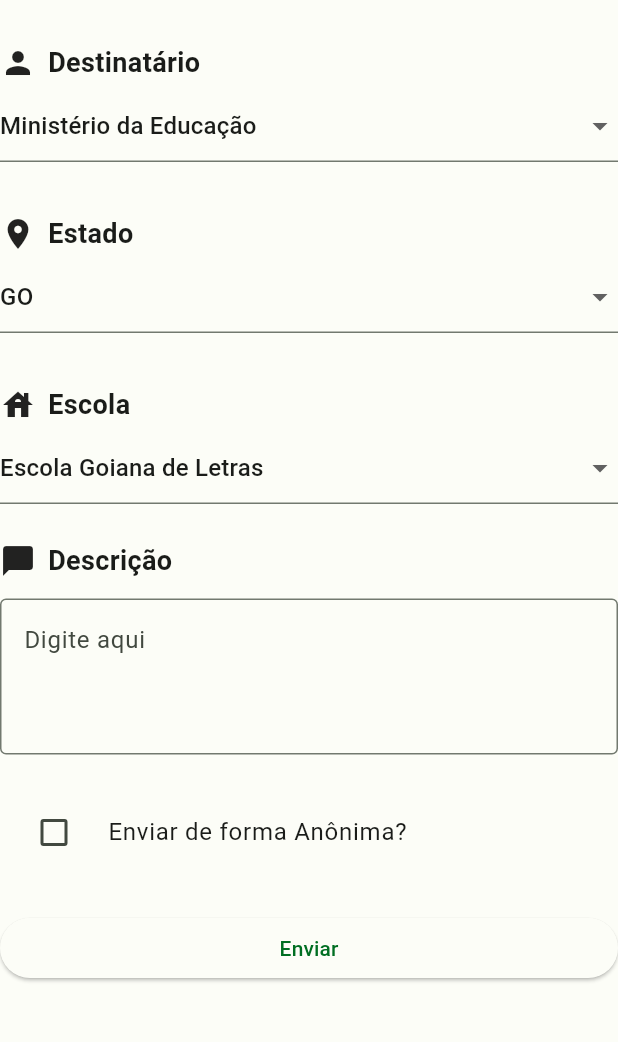
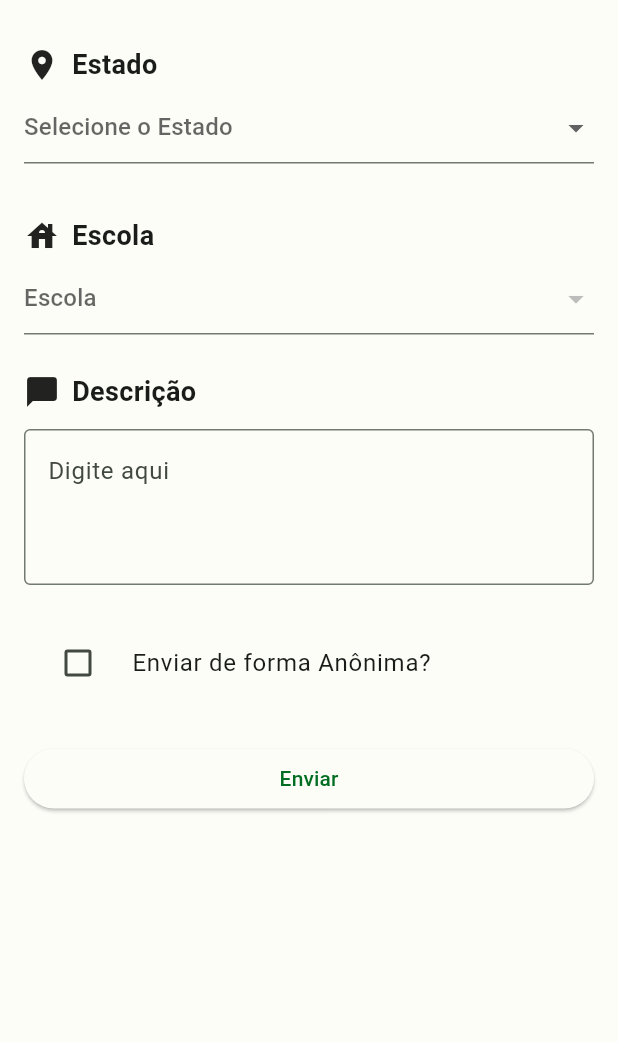
Before and after one commit to breno23augusto/safe_schools_app, a Flutter app: the ComplaintPage screen opened by its route, on a phone screen of 412 x 824 dp, the part 63-1105 px from its top. Run offline on Flutter 3.47's test engine with Material 2 defaults, Android fonts, the phone set to English and light mode, and no system bars; our stand-ins replace flutter_secure_storage; accounts and stored records are empty; network calls fail.

Commit message:
feat: Last update a feat complaint.
Add a background API, to seach and use a dropdown based on a STATE. and record in DB.
Turn the code dinamic and make the auth_service working with API again.

```diff
--- a/lib/src/auth/auth_service.dart
+++ b/lib/src/auth/auth_service.dart
@@ -4,11 +4,11 @@ import 'package:flutter/material.dart';
 import 'package:flutter_secure_storage/flutter_secure_storage.dart';
 import 'package:safe_schools/src/auth/user.dart';
 import 'package:http/http.dart' as http;
+import 'package:safe_schools/src/shared/settings/const_configs.dart';
 
 class AuthService with ChangeNotifier {
   static const String _authTokenKey = 'auth_token';
-  static const String _apiBasePath =
-      'http://56c1-2804-16c-646-6700-6807-546e-d7c2-ff31.ngrok.io';
+  static const String _apiBasePath = ConstConfig.apiUrl;
 
   User? _user;
   final _storage = const FlutterSecureStorage();
@@ -22,7 +22,7 @@ class AuthService with ChangeNotifier {
   }
 
   Future login(String email, String password) async {
-    /* final payload = {
+    final payload = {
       'email': email,
       'password': password,
       'device_name': 'mobile',
@@ -49,13 +49,10 @@ class AuthService with ChangeNotifier {
       return true;
     }
     return false;
-    */
-    _user = await userData();
-    return true;
   }
 
   Future<User?> userData() async {
-    /*final response = await http.get(
+    final response = await http.get(
       Uri.parse(
         '$_apiBasePath/api/auth/user',
       ),
@@ -73,13 +70,6 @@ class AuthService with ChangeNotifier {
     }
 
     return null;
-    */
-
-    return User(
-      name: 'admin',
-      login: 'admin@localhost',
-      isAdmin: true,
-    );
   }
 
   Future<bool> hasToken() async {
--- a/lib/src/complaint/complaint_page.dart
+++ b/lib/src/complaint/complaint_page.dart
@@ -1,8 +1,9 @@
 import 'package:flutter/material.dart';
-import 'package:flutter/widgets.dart';
 import 'package:safe_schools/src/complaint/complaint_repository.dart';
 import 'package:safe_schools/src/complaint/entities/complaint.dart';
 import 'package:safe_schools/src/shared/components/app_scaffold.dart';
+import 'package:safe_schools/src/shared/enums/states.dart';
+import 'package:safe_schools/src/shared/repositories/school_repository.dart';
 
 class ComplaintPage extends StatefulWidget {
   const ComplaintPage({super.key});
@@ -14,14 +15,19 @@ class ComplaintPage extends StatefulWidget {
 class _FormPageState extends State<ComplaintPage> {
   @override
   Widget build(BuildContext context) {
-    return AppScaffold(
+    return const AppScaffold(
       pageTitle: 'Denúncia',
-      child: SignUpComplaint(),
+      child: Padding(
+        padding: EdgeInsets.all(16.0),
+        child: SignUpComplaint(),
+      ),
     );
   }
 }
 
 class SignUpComplaint extends StatefulWidget {
+  const SignUpComplaint({super.key});
+
   @override
   _SignUpFormState createState() => _SignUpFormState();
 }
@@ -29,70 +35,20 @@ class SignUpComplaint extends StatefulWidget {
 class _SignUpFormState extends State<SignUpComplaint> {
   final _formKey = GlobalKey<FormState>();
 
-  List<DropdownMenuItem<int>> destinyList = [];
-  List<DropdownMenuItem<String>> stateList = [];
-  List<DropdownMenuItem<String>> schoolList = [];
+  List<DropdownMenuItem<int>> schoolList = [];
+  List<DropdownMenuItem<String>> stateList = States.values.map((States state) {
+    return DropdownMenuItem<String>(
+      value: state.toString(),
+      child: Text(state.name),
+    );
+  }).toList();
 
-  int _selectedDestiny = 0;
   int _selectedState = 0;
-  String? _selectedSchool;
+  int? _selectedSchool;
   bool _anonymousMode = false;
 
   //gera Controller para coletar dados da descrição.
   final description = TextEditingController();
-
-//Mapa da Lista de estados ele compara o valor do estado e as escolas dele
-//e apresenta no formulário escola
-  Map<String, List<String>> stateSchools = {
-    'GO': [
-      'Escola Goiana de Letras',
-      'Instituto federal Goiano Campus Catalão',
-      'Instituto Margon Vaz'
-    ],
-    'MG': [
-      'UFU Campo Santa Monica',
-      'Instituto Federal de Uberlandia',
-      'Instituto Federal Mineiro'
-    ],
-  };
-
-  @override
-  void initState() {
-    super.initState();
-    loadDropdownLists();
-  }
-
-  void loadDropdownLists() {
-    destinyList = [];
-    destinyList.add(
-      const DropdownMenuItem(
-        child: Text('Ministério da Educação'),
-        value: 0,
-      ),
-    );
-    destinyList.add(
-      const DropdownMenuItem(
-        child: Text('Policia Civil'),
-        value: 1,
-      ),
-    );
-
-    stateList = [];
-    stateList.add(
-      const DropdownMenuItem(
-        child: Text('GO'),
-        value: 'GO',
-      ),
-    );
-    stateList.add(
-      const DropdownMenuItem(
-        child: Text('MG'),
-        value: 'MG',
-      ),
-    );
-
-    updateSchoolList();
-  }
 
   @override
   Widget build(BuildContext context) {
@@ -108,14 +64,65 @@ class _SignUpFormState extends State<SignUpComplaint> {
     List<Widget> formWidget = [];
 
     formWidget.add(
+      Row(
+        children: const [
+          Icon(Icons.location_on),
+          SizedBox(width: 8),
+          Text(
+            'Estado',
+            style: TextStyle(
+              fontSize: 18,
+              fontWeight: FontWeight.bold,
+            ),
+          ),
+        ],
+      ),
+    );
+
+    formWidget.add(
       Container(
-        margin: const EdgeInsets.only(top: 15),
+        margin: const EdgeInsets.only(top: 5),
+        child: DropdownButtonFormField<String>(
+          hint: const Text('Selecione o Estado'),
+          items: stateList,
+          onChanged: (value) {
+            setState(() {
+              _selectedState =
+                  stateList.indexWhere((item) => item.value == value);
+              States state = States.values.firstWhere(
+                  (e) => e.toString() == stateList[_selectedState].value);
+
+              SchoolRepository().index(state).then((value) {
+                schoolList = [];
+
+                setState(() {
+                  for (int chave in value.keys) {
+                    String valor = value[chave]!;
+                    print({chave: valor});
+                    schoolList.add(
+                      DropdownMenuItem(
+                        value: chave,
+                        child: Text(valor),
+                      ),
+                    );
+                  }
+                });
+              });
+            });
+          },
+          isExpanded: true,
+        ),
+      ),
+    );
+    formWidget.add(
+      Container(
+        margin: const EdgeInsets.only(top: 35),
         child: Row(
-          children: [
-            const Icon(Icons.person),
-            const SizedBox(width: 8),
-            const Text(
-              'Destinatário',
+          children: const [
+            Icon(Icons.house),
+            SizedBox(width: 8),
+            Text(
+              'Escola',
               style: TextStyle(
                 fontSize: 18,
                 fontWeight: FontWeight.bold,
@@ -130,78 +137,6 @@ class _SignUpFormState extends State<SignUpComplaint> {
       Container(
         margin: const EdgeInsets.only(top: 5),
         child: DropdownButtonFormField<int>(
-          hint: const Text('Selecione o Orgão'),
-          items: destinyList,
-          value: _selectedDestiny,
-          onChanged: (value) {
-            setState(() {
-              _selectedDestiny = value!;
-            });
-          },
-          isExpanded: true,
-        ),
-      ),
-    );
-    formWidget.add(
-      Container(
-        margin: const EdgeInsets.only(top: 35),
-        child: Row(
-          children: [
-            const Icon(Icons.location_on),
-            const SizedBox(width: 8),
-            const Text(
-              'Estado',
-              style: TextStyle(
-                fontSize: 18,
-                fontWeight: FontWeight.bold,
-              ),
-            ),
-          ],
-        ),
-      ),
-    );
-
-    formWidget.add(
-      Container(
-        margin: const EdgeInsets.only(top: 5),
-        child: DropdownButtonFormField<String>(
-          hint: const Text('Selecione o Estado'),
-          items: stateList,
-          value: stateList[_selectedState].value,
-          onChanged: (value) {
-            setState(() {
-              _selectedState =
-                  stateList.indexWhere((item) => item.value == value);
-              updateSchoolList();
-            });
-          },
-          isExpanded: true,
-        ),
-      ),
-    );
-    formWidget.add(
-      Container(
-        margin: const EdgeInsets.only(top: 35),
-        child: Row(
-          children: [
-            const Icon(Icons.house),
-            const SizedBox(width: 8),
-            const Text(
-              'Escola',
-              style: TextStyle(
-                fontSize: 18,
-                fontWeight: FontWeight.bold,
-              ),
-            ),
-          ],
-        ),
-      ),
-    );
-
-    formWidget.add(
-      Container(
-        margin: const EdgeInsets.only(top: 5),
-        child: DropdownButtonFormField<String>(
           hint: const Text('Escola'),
           items: schoolList,
           value: _selectedSchool,
@@ -218,10 +153,10 @@ class _SignUpFormState extends State<SignUpComplaint> {
       Container(
         margin: const EdgeInsets.only(top: 25),
         child: Row(
-          children: [
-            const Icon(Icons.chat_bubble),
-            const SizedBox(width: 8),
-            const Text(
+          children: const [
+            Icon(Icons.chat_bubble),
+            SizedBox(width: 8),
+            Text(
               'Descrição',
               style: TextStyle(
                 fontSize: 18,
@@ -263,7 +198,7 @@ class _SignUpFormState extends State<SignUpComplaint> {
         value: _anonymousMode,
         onChanged: (value) {
           setState(() {
-            _anonymousMode = value.toString().toLowerCase() == 'true';
+            _anonymousMode = value!;
           });
         },
         title: const Text(
@@ -277,24 +212,14 @@ class _SignUpFormState extends State<SignUpComplaint> {
       if (_formKey.currentState!.validate()) {
         _formKey.currentState?.save();
 
-        String? position;
-
-        stateSchools.forEach((state, schools) {
-          int index = schools.indexOf(_selectedSchool!);
-          if (index != -1) {
-            _selectedSchool = '${index + 1}';
-          }
-        });
-
-        print("Destinatário: " + _selectedDestiny.toString());
         print("Estado: " + _selectedState.toString());
         print("Escola: " + _selectedSchool.toString());
         print("Descrição: " + _description);
         print("Enviado como Anonimo?: " + _anonymousMode.toString());
 
         ComplaintRepository().store(Complaint(
-          schoolId: 1, //todo: set school id
-          organizationId: _selectedDestiny,
+          schoolId: _selectedSchool!,
+          organizationId: 1,
           isAnonymous: _anonymousMode,
           description: _description,
         ));
@@ -309,7 +234,7 @@ class _SignUpFormState extends State<SignUpComplaint> {
         margin: const EdgeInsets.only(top: 25),
         child: ElevatedButton(
           onPressed: onPressedSubmit, // Chama o método onPressedSubmit
-          child: Text(
+          child: const Text(
             'Enviar',
           ),
         ),
@@ -318,18 +243,4 @@ class _SignUpFormState extends State<SignUpComplaint> {
 
     return formWidget;
   }
-
-  void updateSchoolList() {
-    setState(() {
-      schoolList = stateSchools[stateList[_selectedState].value]!
-          .map<DropdownMenuItem<String>>(
-            (String value) => DropdownMenuItem<String>(
-              value: value,
-              child: Text(value),
-            ),
-          )
-          .toList();
-      _selectedSchool = schoolList.isNotEmpty ? schoolList[0].value : null;
-    });
-  }
 }
--- a/lib/src/complaint/complaint_repository.dart
+++ b/lib/src/complaint/complaint_repository.dart
@@ -3,17 +3,17 @@ import 'dart:convert';
 import 'package:flutter_secure_storage/flutter_secure_storage.dart';
 import 'package:safe_schools/src/complaint/entities/complaint.dart';
 import 'package:http/http.dart' as http;
+import 'package:safe_schools/src/shared/settings/const_configs.dart';
 
 class ComplaintRepository {
-  static const String _apiBasePath =
-      'http://56c1-2804-16c-646-6700-6807-546e-d7c2-ff31.ngrok.io';
+  static const String _apiBasePath = ConstConfig.apiUrl;
   static const String _authTokenKey = 'auth_token';
 
   final _storage = const FlutterSecureStorage();
 
   Future<bool> store(Complaint complaint) async {
     final payload = {
-      "school_Id": complaint.schoolId,
+      "school_id": complaint.schoolId,
       "organization_id": complaint.organizationId,
       "description": complaint.description,
       "is_anonymous": complaint.isAnonymous,
--- /dev/null
+++ b/lib/src/shared/settings/const_configs.dart
@@ -0,0 +1,3 @@
+class ConstConfig {
+  static const apiUrl = "https://160a-189-38-38-159.ngrok-free.app";
+}
```
Also changed, not shown: lib/src/shared/repositories/school_repository.dart (+16 -16 lines).
